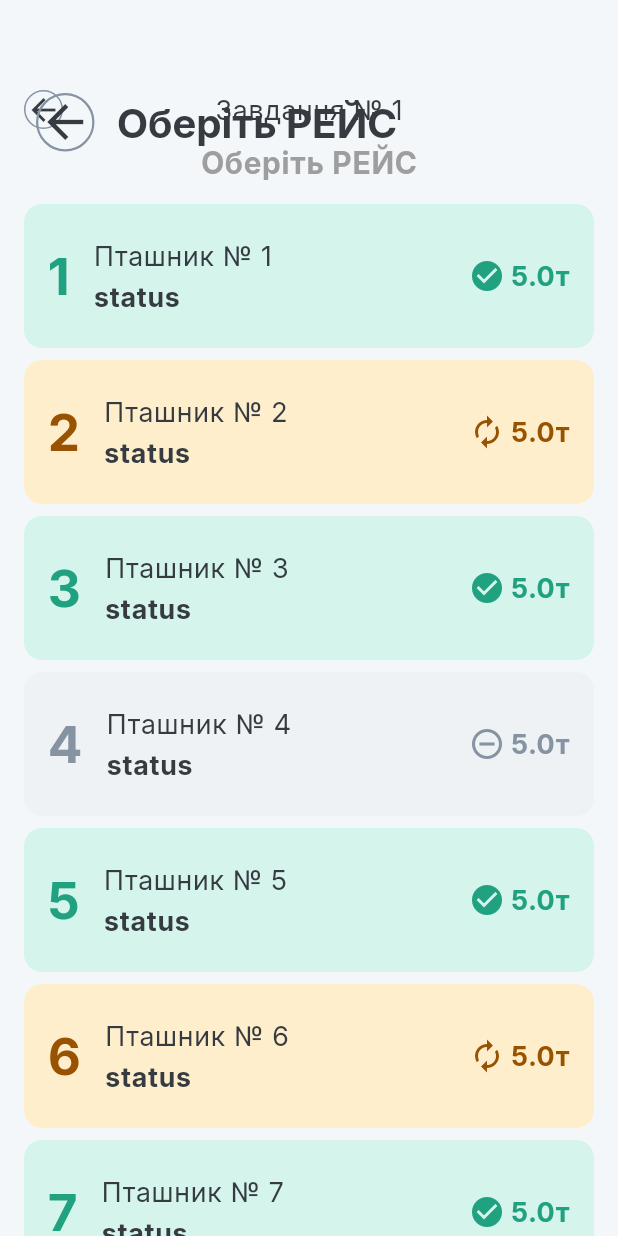
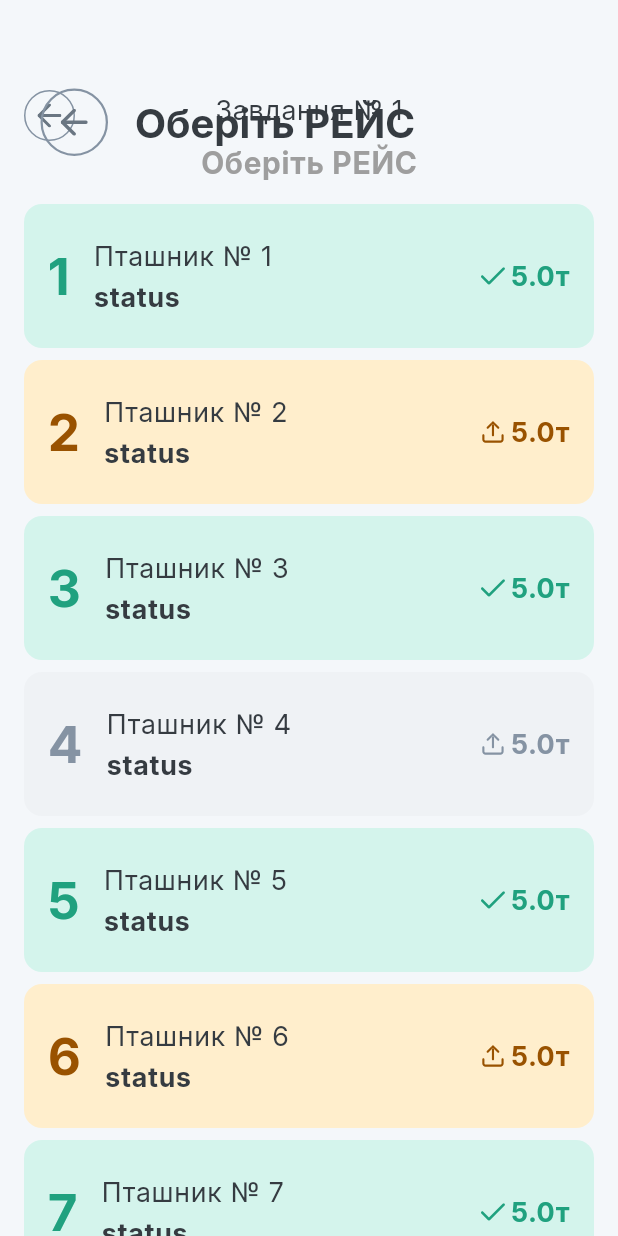
Before and after one commit to valerii-kostynskyi/delivery, a Flutter app: the TaskListPage screen opened by its route, after a tap on an icon or button, on a phone screen of 412 x 824 dp. Run offline on Flutter 3.47's test engine with Material 3 defaults, Android fonts, the phone set to English and light mode, and no system bars; our stand-ins replace dio, flutter_multi_formatter, flutter_secure_storage, flutter_svg, get_it, go_router and 1 more; accounts and stored records are empty.

Commit message:
add icon into project

```diff
--- a/lib/presentation/custom_widget/back_button_widget.dart
+++ b/lib/presentation/custom_widget/back_button_widget.dart
@@ -1,4 +1,5 @@
 import 'package:flutter/material.dart';
+import 'package:flutter_svg/svg.dart';
 
 class BackButtonWidget extends StatelessWidget {
   final void Function() onTap;
@@ -22,9 +23,15 @@
             ),
           ),
           alignment: Alignment.center,
-          child: Icon(
-            Icons.arrow_back,
-            color: Theme.of(context).primaryColor,
+          child: Padding(
+            padding: const EdgeInsets.all(8.0),
+            child: SvgPicture.asset(
+              'assets/icons/arrow-left.svg',
+              colorFilter: ColorFilter.mode(
+                Theme.of(context).iconTheme.color!,
+                BlendMode.srcIn,
+              ),
+            ),
           ),
         ),
       ),
--- a/lib/presentation/pages/task_list/widget/task_list_item.dart
+++ b/lib/presentation/pages/task_list/widget/task_list_item.dart
@@ -1,6 +1,7 @@
 import 'package:dostavka/presentation/pages/task_list/task_list_page.dart';
 import 'package:dostavka/presentation/utility/extension/change_localization.dart';
 import 'package:flutter/material.dart';
+import 'package:flutter_svg/svg.dart';
 
 class TaskListItem extends StatelessWidget {
   final TaskItemModel taskItemModel;
@@ -20,6 +21,7 @@
     String title = isTaskItem
         ? context.localizations.taskNumber(taskItemModel.index)
         : context.localizations.sectorNumber(taskItemModel.index);
+    String iconName = isCompleted ? 'check' : 'arrow-right';
     return GestureDetector(
       onTap: onTap,
       child: Container(
@@ -40,12 +42,18 @@
         ),
         child: Row(
           mainAxisAlignment: MainAxisAlignment.spaceBetween,
+          crossAxisAlignment: CrossAxisAlignment.center,
           children: [
-            Text(
-              title,
-              style: theme.textTheme.labelMedium!.copyWith(fontSize: 20),
+            Expanded(
+              child: Text(
+                title,
+                style: theme.textTheme.labelMedium!.copyWith(fontSize: 20),
+              ),
             ),
             Row(
+              mainAxisAlignment: MainAxisAlignment.center,
+              crossAxisAlignment: CrossAxisAlignment.baseline,
+              textBaseline: TextBaseline.alphabetic,
               children: [
                 if (isTaskItem) ...[
                   Text(
@@ -65,11 +73,14 @@
                   ),
                   const SizedBox(width: 8.0),
                 ],
-                Icon(
-                  isCompleted ? Icons.check : Icons.arrow_forward_ios,
-                  color: isCompleted ? theme.focusColor : theme.dividerColor,
-                )
               ],
+            ),
+            SvgPicture.asset(
+              'assets/icons/$iconName.svg',
+              colorFilter: ColorFilter.mode(
+                isCompleted ? theme.focusColor : theme.dividerColor,
+                BlendMode.srcIn,
+              ),
             ),
           ],
         ),
--- a/lib/presentation/pages/task_page/widget/task_model_item.dart
+++ b/lib/presentation/pages/task_page/widget/task_model_item.dart
@@ -1,5 +1,6 @@
 import 'package:dostavka/presentation/pages/task_page/task_page.dart';
 import 'package:flutter/material.dart';
+import 'package:flutter_svg/flutter_svg.dart';
 
 class TaskModelItem extends StatelessWidget {
   final TaskModel itemModel;
@@ -17,31 +18,23 @@
 
     Color backgroundColor;
     Color textColor;
+    String iconName;
     switch (itemModel.status) {
       case Status.full:
         backgroundColor = theme.colorScheme.onSurface;
         textColor = theme.focusColor;
+        iconName = 'check';
+
         break;
       case Status.empty:
         backgroundColor = theme.colorScheme.background;
         textColor = theme.unselectedWidgetColor;
+        iconName = 'upload';
         break;
       case Status.inProcess:
         backgroundColor = theme.secondaryHeaderColor;
         textColor = theme.colorScheme.onSecondary;
-        break;
-    }
-
-    IconData statusIcon;
-    switch (itemModel.status) {
-      case Status.full:
-        statusIcon = Icons.check_circle;
-        break;
-      case Status.empty:
-        statusIcon = Icons.remove_circle_outline;
-        break;
-      case Status.inProcess:
-        statusIcon = Icons.autorenew;
+        iconName = 'upload';
         break;
     }
 
@@ -96,9 +89,16 @@
             const Spacer(),
             Row(
               children: [
-                Icon(
-                  statusIcon,
-                  color: textColor,
+                SizedBox(
+                  width: 16,
+                  height: 16,
+                  child: SvgPicture.asset(
+                    'assets/icons/$iconName.svg',
+                    colorFilter: ColorFilter.mode(
+                      textColor,
+                      BlendMode.srcIn,
+                    ),
+                  ),
                 ),
                 const SizedBox(width: 4.0),
                 Text(
```
Also changed, not shown: lib/presentation/pages/detail_task_page/detail_task_page.dart (+79 -16 lines), assets/icons/bunker.svg.
